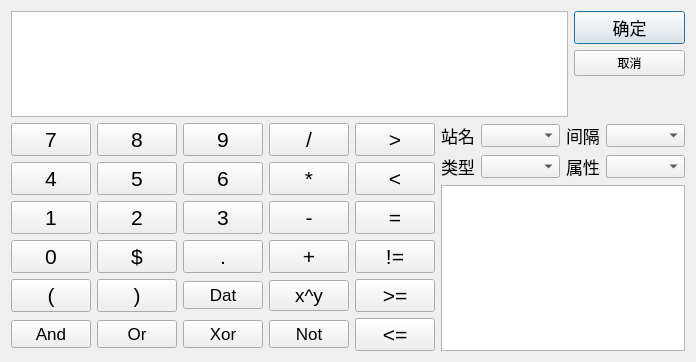
This is formula.ui in rcswhuang/formula as Qt 5 draws it before an edit. The edited form follows.
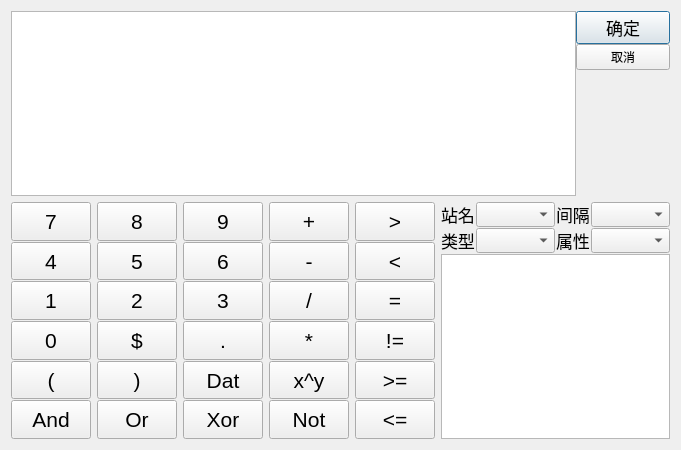
This is the edited form.

What changed in the file:
```diff
--- a/formula.ui
+++ b/formula.ui
@@ -6,8 +6,8 @@
    <rect>
     <x>0</x>
     <y>0</y>
-    <width>480</width>
-    <height>362</height>
+    <width>654</width>
+    <height>450</height>
    </rect>
   </property>
   <property name="minimumSize">
@@ -18,18 +18,19 @@
   </property>
   <property name="maximumSize">
    <size>
-    <width>99999</width>
-    <height>99999</height>
+    <width>16777215</width>
+    <height>16777215</height>
    </size>
   </property>
   <property name="windowTitle">
    <string>Dialog</string>
   </property>
-  <layout class="QVBoxLayout" name="verticalLayout_5">
+  <layout class="QVBoxLayout" name="verticalLayout_8">
    <item>
-    <layout class="QVBoxLayout" name="verticalLayout_4">
-     <item>
-      <layout class="QHBoxLayout" name="horizontalLayout" stretch="5,1">
+    <layout class="QHBoxLayout" name="horizontalLayout" stretch="6,1">
+     <property name="spacing">
+      <number>0</number>
+     </property>
        <item>
         <widget class="QTextEdit" name="IDC_EDIT">
          <property name="sizePolicy">
@@ -87,13 +88,20 @@
       </layout>
      </item>
      <item>
-      <layout class="QHBoxLayout" name="horizontalLayout_10" stretch="1,2">
+    <layout class="QHBoxLayout" name="horizontalLayout_2" stretch="1,1,1,1,1,6">
        <item>
-        <layout class="QVBoxLayout" name="verticalLayout_3">
-         <item>
-          <layout class="QHBoxLayout" name="horizontalLayout_2">
+      <layout class="QVBoxLayout" name="verticalLayout_7">
+       <property name="spacing">
+        <number>1</number>
+       </property>
            <item>
             <widget class="QPushButton" name="IDC_7">
+         <property name="sizePolicy">
+          <sizepolicy hsizetype="Preferred" vsizetype="Preferred">
+           <horstretch>0</horstretch>
+           <verstretch>0</verstretch>
+          </sizepolicy>
+         </property>
              <property name="font">
               <font>
                <family>Helvetica</family>
@@ -109,75 +117,13 @@
             </widget>
            </item>
            <item>
-            <widget class="QPushButton" name="IDC_8">
-             <property name="font">
-              <font>
-               <family>Helvetica</family>
-               <pointsize>16</pointsize>
-              </font>
-             </property>
-             <property name="text">
-              <string>8</string>
-             </property>
-             <property name="autoDefault">
-              <bool>false</bool>
-             </property>
-            </widget>
-           </item>
-           <item>
-            <widget class="QPushButton" name="IDC_9">
-             <property name="font">
-              <font>
-               <family>Helvetica</family>
-               <pointsize>16</pointsize>
-              </font>
-             </property>
-             <property name="text">
-              <string>9</string>
-             </property>
-             <property name="autoDefault">
-              <bool>false</bool>
-             </property>
-            </widget>
-           </item>
-           <item>
-            <widget class="QPushButton" name="IDC_DIDVDE">
-             <property name="font">
-              <font>
-               <family>Helvetica</family>
-               <pointsize>16</pointsize>
-              </font>
-             </property>
-             <property name="text">
-              <string>/</string>
-             </property>
-             <property name="autoDefault">
-              <bool>false</bool>
-             </property>
-            </widget>
-           </item>
-           <item>
-            <widget class="QPushButton" name="IDC_GREATE">
-             <property name="font">
-              <font>
-               <family>Helvetica</family>
-               <pointsize>16</pointsize>
-              </font>
-             </property>
-             <property name="text">
-              <string>&gt;</string>
-             </property>
-             <property name="autoDefault">
-              <bool>false</bool>
-             </property>
-            </widget>
-           </item>
-          </layout>
-         </item>
-         <item>
-          <layout class="QHBoxLayout" name="horizontalLayout_5">
-           <item>
             <widget class="QPushButton" name="IDC_4">
+         <property name="sizePolicy">
+          <sizepolicy hsizetype="Preferred" vsizetype="Preferred">
+           <horstretch>0</horstretch>
+           <verstretch>0</verstretch>
+          </sizepolicy>
+         </property>
              <property name="font">
               <font>
                <family>Helvetica</family>
@@ -193,75 +139,13 @@
             </widget>
            </item>
            <item>
-            <widget class="QPushButton" name="IDC_5">
-             <property name="font">
-              <font>
-               <family>Helvetica</family>
-               <pointsize>16</pointsize>
-              </font>
-             </property>
-             <property name="text">
-              <string>5</string>
-             </property>
-             <property name="autoDefault">
-              <bool>false</bool>
-             </property>
-            </widget>
-           </item>
-           <item>
-            <widget class="QPushButton" name="IDC_6">
-             <property name="font">
-              <font>
-               <family>Helvetica</family>
-               <pointsize>16</pointsize>
-              </font>
-             </property>
-             <property name="text">
-              <string>6</string>
-             </property>
-             <property name="autoDefault">
-              <bool>false</bool>
-             </property>
-            </widget>
-           </item>
-           <item>
-            <widget class="QPushButton" name="IDC_MUTIPLY">
-             <property name="font">
-              <font>
-               <family>Helvetica</family>
-               <pointsize>16</pointsize>
-              </font>
-             </property>
-             <property name="text">
-              <string>*</string>
-             </property>
-             <property name="autoDefault">
-              <bool>false</bool>
-             </property>
-            </widget>
-           </item>
-           <item>
-            <widget class="QPushButton" name="IDC_LOWER">
-             <property name="font">
-              <font>
-               <family>Helvetica</family>
-               <pointsize>16</pointsize>
-              </font>
-             </property>
-             <property name="text">
-              <string>&lt;</string>
-             </property>
-             <property name="autoDefault">
-              <bool>false</bool>
-             </property>
-            </widget>
-           </item>
-          </layout>
-         </item>
-         <item>
-          <layout class="QHBoxLayout" name="horizontalLayout_6">
-           <item>
             <widget class="QPushButton" name="IDC_1">
+         <property name="sizePolicy">
+          <sizepolicy hsizetype="Preferred" vsizetype="Preferred">
+           <horstretch>0</horstretch>
+           <verstretch>0</verstretch>
+          </sizepolicy>
+         </property>
              <property name="font">
               <font>
                <family>Helvetica</family>
@@ -277,75 +161,13 @@
             </widget>
            </item>
            <item>
-            <widget class="QPushButton" name="IDC_2">
-             <property name="font">
-              <font>
-               <family>Helvetica</family>
-               <pointsize>16</pointsize>
-              </font>
-             </property>
-             <property name="text">
-              <string>2</string>
-             </property>
-             <property name="autoDefault">
-              <bool>false</bool>
-             </property>
-            </widget>
-           </item>
-           <item>
-            <widget class="QPushButton" name="IDC_3">
-             <property name="font">
-              <font>
-               <family>Helvetica</family>
-               <pointsize>16</pointsize>
-              </font>
-             </property>
-             <property name="text">
-              <string>3</string>
-             </property>
-             <property name="autoDefault">
-              <bool>false</bool>
-             </property>
-            </widget>
-           </item>
-           <item>
-            <widget class="QPushButton" name="IDC_MINUS">
-             <property name="font">
-              <font>
-               <family>Helvetica</family>
-               <pointsize>16</pointsize>
-              </font>
-             </property>
-             <property name="text">
-              <string>-</string>
-             </property>
-             <property name="autoDefault">
-              <bool>false</bool>
-             </property>
-            </widget>
-           </item>
-           <item>
-            <widget class="QPushButton" name="IDC_EQUAL">
-             <property name="font">
-              <font>
-               <family>Helvetica</family>
-               <pointsize>16</pointsize>
-              </font>
-             </property>
-             <property name="text">
-              <string>=</string>
-             </property>
-             <property name="autoDefault">
-              <bool>false</bool>
-             </property>
-            </widget>
-           </item>
-          </layout>
-         </item>
-         <item>
-          <layout class="QHBoxLayout" name="horizontalLayout_7">
-           <item>
             <widget class="QPushButton" name="IDC_0">
+         <property name="sizePolicy">
+          <sizepolicy hsizetype="Preferred" vsizetype="Preferred">
+           <horstretch>0</horstretch>
+           <verstretch>0</verstretch>
+          </sizepolicy>
+         </property>
              <property name="font">
               <font>
                <family>Helvetica</family>
@@ -361,75 +183,13 @@
             </widget>
            </item>
            <item>
-            <widget class="QPushButton" name="IDC_10">
-             <property name="font">
-              <font>
-               <family>Helvetica</family>
-               <pointsize>16</pointsize>
-              </font>
-             </property>
-             <property name="text">
-              <string>$</string>
-             </property>
-             <property name="autoDefault">
-              <bool>false</bool>
-             </property>
-            </widget>
-           </item>
-           <item>
-            <widget class="QPushButton" name="IDC_DOT">
-             <property name="font">
-              <font>
-               <family>Helvetica</family>
-               <pointsize>16</pointsize>
-              </font>
-             </property>
-             <property name="text">
-              <string>.</string>
-             </property>
-             <property name="autoDefault">
-              <bool>false</bool>
-             </property>
-            </widget>
-           </item>
-           <item>
-            <widget class="QPushButton" name="IDC_PLUS">
-             <property name="font">
-              <font>
-               <family>Helvetica</family>
-               <pointsize>16</pointsize>
-              </font>
-             </property>
-             <property name="text">
-              <string>+</string>
-             </property>
-             <property name="autoDefault">
-              <bool>false</bool>
-             </property>
-            </widget>
-           </item>
-           <item>
-            <widget class="QPushButton" name="IDC_NEQUAL">
-             <property name="font">
-              <font>
-               <family>Helvetica</family>
-               <pointsize>16</pointsize>
-              </font>
-             </property>
-             <property name="text">
-              <string>!=</string>
-             </property>
-             <property name="autoDefault">
-              <bool>false</bool>
-             </property>
-            </widget>
-           </item>
-          </layout>
-         </item>
-         <item>
-          <layout class="QHBoxLayout" name="horizontalLayout_8">
-           <item>
             <widget class="QPushButton" name="IDC_LPARENTHESIS">
+         <property name="sizePolicy">
+          <sizepolicy hsizetype="Preferred" vsizetype="Preferred">
+           <horstretch>0</horstretch>
+           <verstretch>0</verstretch>
+          </sizepolicy>
+         </property>
              <property name="font">
               <font>
                <family>Helvetica</family>
@@ -445,79 +205,17 @@
             </widget>
            </item>
            <item>
-            <widget class="QPushButton" name="IDC_RPARENTHESIS">
-             <property name="font">
-              <font>
-               <family>Helvetica</family>
-               <pointsize>16</pointsize>
-              </font>
-             </property>
-             <property name="text">
-              <string>)</string>
-             </property>
-             <property name="autoDefault">
-              <bool>false</bool>
-             </property>
-            </widget>
-           </item>
-           <item>
-            <widget class="QPushButton" name="IDC_DAT">
-             <property name="font">
-              <font>
-               <family>Helvetica</family>
-               <pointsize>13</pointsize>
-              </font>
-             </property>
-             <property name="text">
-              <string>Dat</string>
-             </property>
-             <property name="autoDefault">
-              <bool>false</bool>
-             </property>
-            </widget>
-           </item>
-           <item>
-            <widget class="QPushButton" name="IDC_POWER">
-             <property name="font">
-              <font>
-               <family>Helvetica</family>
-               <pointsize>14</pointsize>
-              </font>
-             </property>
-             <property name="text">
-              <string>x^y</string>
-             </property>
-             <property name="autoDefault">
-              <bool>false</bool>
-             </property>
-            </widget>
-           </item>
-           <item>
-            <widget class="QPushButton" name="IDC_GEQUAL">
-             <property name="font">
-              <font>
-               <family>Helvetica</family>
-               <pointsize>16</pointsize>
-              </font>
-             </property>
-             <property name="text">
-              <string>&gt;=</string>
-             </property>
-             <property name="autoDefault">
-              <bool>false</bool>
-             </property>
-            </widget>
-           </item>
-          </layout>
-         </item>
-         <item>
-          <layout class="QHBoxLayout" name="horizontalLayout_9">
-           <item>
             <widget class="QPushButton" name="IDC_AND">
+         <property name="sizePolicy">
+          <sizepolicy hsizetype="Preferred" vsizetype="Preferred">
+           <horstretch>0</horstretch>
+           <verstretch>0</verstretch>
+          </sizepolicy>
+         </property>
              <property name="font">
               <font>
                <family>Helvetica</family>
-               <pointsize>13</pointsize>
+           <pointsize>16</pointsize>
               </font>
              </property>
              <property name="text">
@@ -528,12 +226,135 @@
              </property>
             </widget>
            </item>
+      </layout>
+     </item>
+     <item>
+      <layout class="QVBoxLayout" name="verticalLayout_6">
+       <property name="spacing">
+        <number>1</number>
+       </property>
+       <item>
+        <widget class="QPushButton" name="IDC_8">
+         <property name="sizePolicy">
+          <sizepolicy hsizetype="Preferred" vsizetype="Preferred">
+           <horstretch>0</horstretch>
+           <verstretch>0</verstretch>
+          </sizepolicy>
+         </property>
+         <property name="font">
+          <font>
+           <family>Helvetica</family>
+           <pointsize>16</pointsize>
+          </font>
+         </property>
+         <property name="text">
+          <string>8</string>
+         </property>
+         <property name="autoDefault">
+          <bool>false</bool>
+         </property>
+        </widget>
+       </item>
+       <item>
+        <widget class="QPushButton" name="IDC_5">
+         <property name="sizePolicy">
+          <sizepolicy hsizetype="Preferred" vsizetype="Preferred">
+           <horstretch>0</horstretch>
+           <verstretch>0</verstretch>
+          </sizepolicy>
+         </property>
+         <property name="font">
+          <font>
+           <family>Helvetica</family>
+           <pointsize>16</pointsize>
+          </font>
+         </property>
+         <property name="text">
+          <string>5</string>
+         </property>
+         <property name="autoDefault">
+          <bool>false</bool>
+         </property>
+        </widget>
+       </item>
+       <item>
+        <widget class="QPushButton" name="IDC_2">
+         <property name="sizePolicy">
+          <sizepolicy hsizetype="Preferred" vsizetype="Preferred">
+           <horstretch>0</horstretch>
+           <verstretch>0</verstretch>
+          </sizepolicy>
+         </property>
+         <property name="font">
+          <font>
+           <family>Helvetica</family>
+           <pointsize>16</pointsize>
+          </font>
+         </property>
+         <property name="text">
+          <string>2</string>
+         </property>
+         <property name="autoDefault">
+          <bool>false</bool>
+         </property>
+        </widget>
+       </item>
+       <item>
+        <widget class="QPushButton" name="IDC_10">
+         <property name="sizePolicy">
+          <sizepolicy hsizetype="Preferred" vsizetype="Preferred">
+           <horstretch>0</horstretch>
+           <verstretch>0</verstretch>
+          </sizepolicy>
+         </property>
+         <property name="font">
+          <font>
+           <family>Helvetica</family>
+           <pointsize>16</pointsize>
+          </font>
+         </property>
+         <property name="text">
+          <string>$</string>
+         </property>
+         <property name="autoDefault">
+          <bool>false</bool>
+         </property>
+        </widget>
+       </item>
+       <item>
+        <widget class="QPushButton" name="IDC_RPARENTHESIS">
+         <property name="sizePolicy">
+          <sizepolicy hsizetype="Preferred" vsizetype="Preferred">
+           <horstretch>0</horstretch>
+           <verstretch>0</verstretch>
+          </sizepolicy>
+         </property>
+         <property name="font">
+          <font>
+           <family>Helvetica</family>
+           <pointsize>16</pointsize>
+          </font>
+         </property>
+         <property name="text">
+          <string>)</string>
+         </property>
+         <property name="autoDefault">
+          <bool>false</bool>
+         </property>
+        </widget>
+       </item>
            <item>
             <widget class="QPushButton" name="IDC_OR">
+         <property name="sizePolicy">
+          <sizepolicy hsizetype="Preferred" vsizetype="Preferred">
+           <horstretch>0</horstretch>
+           <verstretch>0</verstretch>
+          </sizepolicy>
+         </property>
              <property name="font">
               <font>
                <family>Helvetica</family>
-               <pointsize>13</pointsize>
+           <pointsize>16</pointsize>
               </font>
              </property>
              <property name="text">
@@ -544,12 +365,135 @@
              </property>
             </widget>
            </item>
+      </layout>
+     </item>
+     <item>
+      <layout class="QVBoxLayout" name="verticalLayout_5">
+       <property name="spacing">
+        <number>1</number>
+       </property>
+       <item>
+        <widget class="QPushButton" name="IDC_9">
+         <property name="sizePolicy">
+          <sizepolicy hsizetype="Preferred" vsizetype="Preferred">
+           <horstretch>0</horstretch>
+           <verstretch>0</verstretch>
+          </sizepolicy>
+         </property>
+         <property name="font">
+          <font>
+           <family>Helvetica</family>
+           <pointsize>16</pointsize>
+          </font>
+         </property>
+         <property name="text">
+          <string>9</string>
+         </property>
+         <property name="autoDefault">
+          <bool>false</bool>
+         </property>
+        </widget>
+       </item>
+       <item>
+        <widget class="QPushButton" name="IDC_6">
+         <property name="sizePolicy">
+          <sizepolicy hsizetype="Preferred" vsizetype="Preferred">
+           <horstretch>0</horstretch>
+           <verstretch>0</verstretch>
+          </sizepolicy>
+         </property>
+         <property name="font">
+          <font>
+           <family>Helvetica</family>
+           <pointsize>16</pointsize>
+          </font>
+         </property>
+         <property name="text">
+          <string>6</string>
+         </property>
+         <property name="autoDefault">
+          <bool>false</bool>
+         </property>
+        </widget>
+       </item>
+       <item>
+        <widget class="QPushButton" name="IDC_3">
+         <property name="sizePolicy">
+          <sizepolicy hsizetype="Preferred" vsizetype="Preferred">
+           <horstretch>0</horstretch>
+           <verstretch>0</verstretch>
+          </sizepolicy>
+         </property>
+         <property name="font">
+          <font>
+           <family>Helvetica</family>
+           <pointsize>16</pointsize>
+          </font>
+         </property>
+         <property name="text">
+          <string>3</string>
+         </property>
+         <property name="autoDefault">
+          <bool>false</bool>
+         </property>
+        </widget>
+       </item>
+       <item>
+        <widget class="QPushButton" name="IDC_DOT">
+         <property name="sizePolicy">
+          <sizepolicy hsizetype="Preferred" vsizetype="Preferred">
+           <horstretch>0</horstretch>
+           <verstretch>0</verstretch>
+          </sizepolicy>
+         </property>
+         <property name="font">
+          <font>
+           <family>Helvetica</family>
+           <pointsize>16</pointsize>
+          </font>
+         </property>
+         <property name="text">
+          <string>.</string>
+         </property>
+         <property name="autoDefault">
+          <bool>false</bool>
+         </property>
+        </widget>
+       </item>
+       <item>
+        <widget class="QPushButton" name="IDC_DAT">
+         <property name="sizePolicy">
+          <sizepolicy hsizetype="Preferred" vsizetype="Preferred">
+           <horstretch>0</horstretch>
+           <verstretch>0</verstretch>
+          </sizepolicy>
+         </property>
+         <property name="font">
+          <font>
+           <family>Helvetica</family>
+           <pointsize>16</pointsize>
+          </font>
+         </property>
+         <property name="text">
+          <string>Dat</string>
+         </property>
+         <property name="autoDefault">
+          <bool>false</bool>
+         </property>
+        </widget>
+       </item>
            <item>
             <widget class="QPushButton" name="IDC_XOR">
+         <property name="sizePolicy">
+          <sizepolicy hsizetype="Preferred" vsizetype="Preferred">
+           <horstretch>0</horstretch>
+           <verstretch>0</verstretch>
+          </sizepolicy>
+         </property>
              <property name="font">
               <font>
                <family>Helvetica</family>
-               <pointsize>13</pointsize>
+           <pointsize>16</pointsize>
               </font>
              </property>
              <property name="text">
@@ -560,12 +504,135 @@
              </property>
             </widget>
            </item>
+      </layout>
+     </item>
+     <item>
+      <layout class="QVBoxLayout" name="verticalLayout_4">
+       <property name="spacing">
+        <number>1</number>
+       </property>
+       <item>
+        <widget class="QPushButton" name="IDC_PLUS">
+         <property name="sizePolicy">
+          <sizepolicy hsizetype="Preferred" vsizetype="Preferred">
+           <horstretch>0</horstretch>
+           <verstretch>0</verstretch>
+          </sizepolicy>
+         </property>
+         <property name="font">
+          <font>
+           <family>Helvetica</family>
+           <pointsize>16</pointsize>
+          </font>
+         </property>
+         <property name="text">
+          <string>+</string>
+         </property>
+         <property name="autoDefault">
+          <bool>false</bool>
+         </property>
+        </widget>
+       </item>
+       <item>
+        <widget class="QPushButton" name="IDC_MINUS">
+         <property name="sizePolicy">
+          <sizepolicy hsizetype="Preferred" vsizetype="Preferred">
+           <horstretch>0</horstretch>
+           <verstretch>0</verstretch>
+          </sizepolicy>
+         </property>
+         <property name="font">
+          <font>
+           <family>Helvetica</family>
+           <pointsize>16</pointsize>
+          </font>
+         </property>
+         <property name="text">
+          <string>-</string>
+         </property>
+         <property name="autoDefault">
+          <bool>false</bool>
+         </property>
+        </widget>
+       </item>
+       <item>
+        <widget class="QPushButton" name="IDC_DIDVDE">
+         <property name="sizePolicy">
+          <sizepolicy hsizetype="Preferred" vsizetype="Preferred">
+           <horstretch>0</horstretch>
+           <verstretch>0</verstretch>
+          </sizepolicy>
+         </property>
+         <property name="font">
+          <font>
+           <family>Helvetica</family>
+           <pointsize>16</pointsize>
+          </font>
+         </property>
+         <property name="text">
+          <string>/</string>
+         </property>
+         <property name="autoDefault">
+          <bool>false</bool>
+         </property>
+        </widget>
+       </item>
+       <item>
+        <widget class="QPushButton" name="IDC_MUTIPLY">
+         <property name="sizePolicy">
+          <sizepolicy hsizetype="Preferred" vsizetype="Preferred">
+           <horstretch>0</horstretch>
+           <verstretch>0</verstretch>
+          </sizepolicy>
+         </property>
+         <property name="font">
+          <font>
+           <family>Helvetica</family>
+           <pointsize>16</pointsize>
+          </font>
+         </property>
+         <property name="text">
+          <string>*</string>
+         </property>
+         <property name="autoDefault">
+          <bool>false</bool>
+         </property>
+        </widget>
+       </item>
+       <item>
+        <widget class="QPushButton" name="IDC_POWER">
+         <property name="sizePolicy">
+          <sizepolicy hsizetype="Preferred" vsizetype="Preferred">
+           <horstretch>0</horstretch>
+           <verstretch>0</verstretch>
+          </sizepolicy>
+         </property>
+         <property name="font">
+          <font>
+           <family>Helvetica</family>
+           <pointsize>16</pointsize>
+          </font>
+         </property>
+         <property name="text">
+          <string>x^y</string>
+         </property>
+         <property name="autoDefault">
+          <bool>false</bool>
+         </property>
+        </widget>
+       </item>
            <item>
             <widget class="QPushButton" name="IDC_NOT">
+         <property name="sizePolicy">
+          <sizepolicy hsizetype="Preferred" vsizetype="Preferred">
+           <horstretch>0</horstretch>
+           <verstretch>0</verstretch>
+          </sizepolicy>
+         </property>
              <property name="font">
               <font>
                <family>Helvetica</family>
-               <pointsize>13</pointsize>
+           <pointsize>16</pointsize>
               </font>
              </property>
              <property name="text">
@@ -576,8 +643,137 @@
              </property>
             </widget>
            </item>
+      </layout>
+     </item>
+     <item>
+      <layout class="QVBoxLayout" name="verticalLayout_3">
+       <property name="spacing">
+        <number>1</number>
+       </property>
+       <item>
+        <widget class="QPushButton" name="IDC_GREATE">
+         <property name="sizePolicy">
+          <sizepolicy hsizetype="Preferred" vsizetype="Preferred">
+           <horstretch>0</horstretch>
+           <verstretch>0</verstretch>
+          </sizepolicy>
+         </property>
+         <property name="font">
+          <font>
+           <family>Helvetica</family>
+           <pointsize>16</pointsize>
+          </font>
+         </property>
+         <property name="text">
+          <string>&gt;</string>
+         </property>
+         <property name="autoDefault">
+          <bool>false</bool>
+         </property>
+        </widget>
+       </item>
+       <item>
+        <widget class="QPushButton" name="IDC_LOWER">
+         <property name="sizePolicy">
+          <sizepolicy hsizetype="Preferred" vsizetype="Preferred">
+           <horstretch>0</horstretch>
+           <verstretch>0</verstretch>
+          </sizepolicy>
+         </property>
+         <property name="font">
+          <font>
+           <family>Helvetica</family>
+           <pointsize>16</pointsize>
+          </font>
+         </property>
+         <property name="text">
+          <string>&lt;</string>
+         </property>
+         <property name="autoDefault">
+          <bool>false</bool>
+         </property>
+        </widget>
+       </item>
+       <item>
+        <widget class="QPushButton" name="IDC_EQUAL">
+         <property name="sizePolicy">
+          <sizepolicy hsizetype="Preferred" vsizetype="Preferred">
+           <horstretch>0</horstretch>
+           <verstretch>0</verstretch>
+          </sizepolicy>
+         </property>
+         <property name="font">
+          <font>
+           <family>Helvetica</family>
+           <pointsize>16</pointsize>
+          </font>
+         </property>
+         <property name="text">
+          <string>=</string>
+         </property>
+         <property name="iconSize">
+          <size>
+           <width>16</width>
+           <height>16</height>
+          </size>
+         </property>
+         <property name="autoDefault">
+          <bool>false</bool>
+         </property>
+        </widget>
+       </item>
+       <item>
+        <widget class="QPushButton" name="IDC_NEQUAL">
+         <property name="sizePolicy">
+          <sizepolicy hsizetype="Preferred" vsizetype="Preferred">
+           <horstretch>0</horstretch>
+           <verstretch>0</verstretch>
+          </sizepolicy>
+         </property>
+         <property name="font">
+          <font>
+           <family>Helvetica</family>
+           <pointsize>16</pointsize>
+          </font>
+         </property>
+         <property name="text">
+          <string>!=</string>
+         </property>
+         <property name="autoDefault">
+          <bool>false</bool>
+         </property>
+        </widget>
+       </item>
+       <item>
+        <widget class="QPushButton" name="IDC_GEQUAL">
+         <property name="sizePolicy">
+          <sizepolicy hsizetype="Preferred" vsizetype="Preferred">
+           <horstretch>0</horstretch>
+           <verstretch>0</verstretch>
+          </sizepolicy>
+         </property>
+         <property name="font">
+          <font>
+           <family>Helvetica</family>
+           <pointsize>16</pointsize>
+          </font>
+         </property>
+         <property name="text">
+          <string>&gt;=</string>
+         </property>
+         <property name="autoDefault">
+          <bool>false</bool>
+         </property>
+        </widget>
+       </item>
            <item>
             <widget class="QPushButton" name="IDC_LEQUAL">
+         <property name="sizePolicy">
+          <sizepolicy hsizetype="Preferred" vsizetype="Preferred">
+           <horstretch>0</horstretch>
+           <verstretch>0</verstretch>
+          </sizepolicy>
+         </property>
              <property name="font">
               <font>
                <family>Helvetica</family>
@@ -594,10 +790,11 @@
            </item>
           </layout>
          </item>
-        </layout>
-       </item>
        <item>
         <layout class="QVBoxLayout" name="verticalLayout_2">
+       <property name="spacing">
+        <number>1</number>
+       </property>
          <item>
           <layout class="QHBoxLayout" name="horizontalLayout_3" stretch="1,6,1,6">
            <item>
@@ -615,6 +812,12 @@
            </item>
            <item>
             <widget class="QComboBox" name="IDC_STATION">
+           <property name="sizePolicy">
+            <sizepolicy hsizetype="Preferred" vsizetype="Preferred">
+             <horstretch>0</horstretch>
+             <verstretch>0</verstretch>
+            </sizepolicy>
+           </property>
              <property name="font">
               <font>
                <pointsize>10</pointsize>
@@ -637,6 +840,12 @@
            </item>
            <item>
             <widget class="QComboBox" name="IDC_COMBOMODE">
+           <property name="sizePolicy">
+            <sizepolicy hsizetype="Preferred" vsizetype="Preferred">
+             <horstretch>0</horstretch>
+             <verstretch>0</verstretch>
+            </sizepolicy>
+           </property>
              <property name="font">
               <font>
                <pointsize>10</pointsize>
@@ -663,6 +872,12 @@
            </item>
            <item>
             <widget class="QComboBox" name="IDC_TYPE">
+           <property name="sizePolicy">
+            <sizepolicy hsizetype="Preferred" vsizetype="Preferred">
+             <horstretch>0</horstretch>
+             <verstretch>0</verstretch>
+            </sizepolicy>
+           </property>
              <property name="font">
               <font>
                <pointsize>10</pointsize>
@@ -685,6 +900,12 @@
            </item>
            <item>
             <widget class="QComboBox" name="IDC_ATTRIB">
+           <property name="sizePolicy">
+            <sizepolicy hsizetype="Preferred" vsizetype="Preferred">
+             <horstretch>0</horstretch>
+             <verstretch>0</verstretch>
+            </sizepolicy>
+           </property>
              <property name="font">
               <font>
                <pointsize>10</pointsize>
@@ -695,9 +916,14 @@
           </layout>
          </item>
          <item>
-          <widget class="QListWidget" name="IDC_LIST"/>
-         </item>
-        </layout>
+        <widget class="QListWidget" name="IDC_LIST">
+         <property name="sizePolicy">
+          <sizepolicy hsizetype="Preferred" vsizetype="Preferred">
+           <horstretch>0</horstretch>
+           <verstretch>0</verstretch>
+          </sizepolicy>
+         </property>
+        </widget>
        </item>
       </layout>
      </item>
```
Lines whose indentation alone changed are shown as unchanged.
